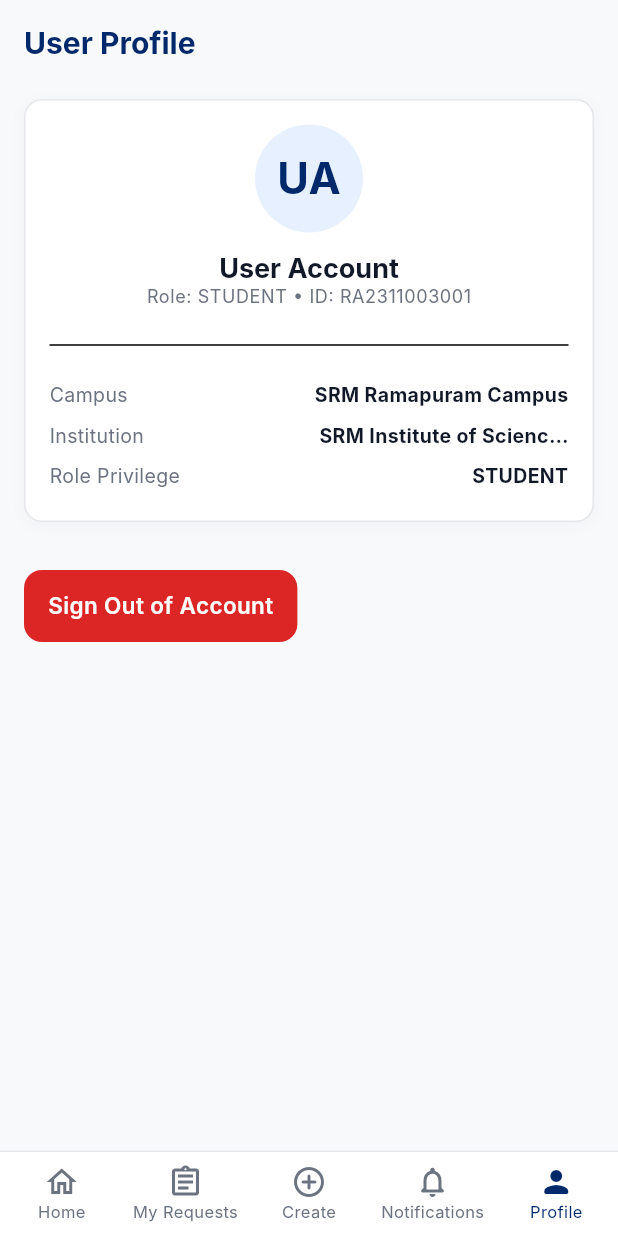
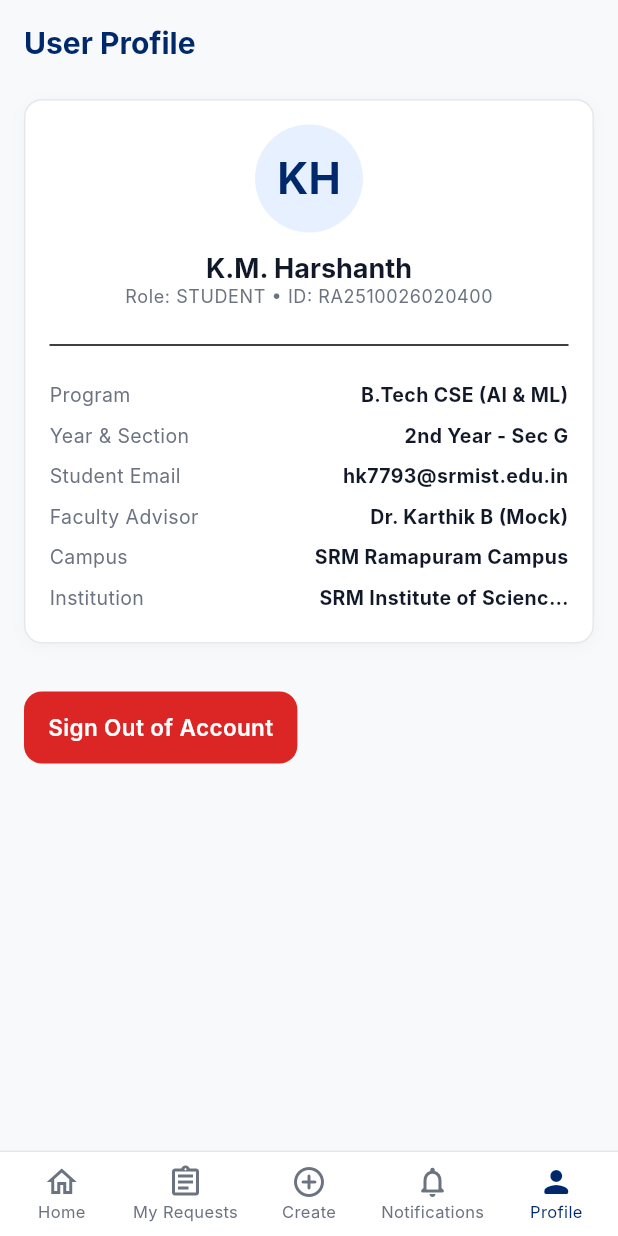
Before and after one commit to Hxrsh-ops/SRM-RMP-OD-APP, a Flutter app: the MainShellDashboardScreen screen opened by its route, item 5 of the bottom bar chosen, on a phone screen of 412 x 824 dp. Run offline on Flutter 3.47's test engine with Material 3 defaults, Android fonts, the phone set to English and light mode, and no system bars; our stand-ins replace dio, equatable, flutter_riverpod, go_router, shared_preferences; accounts and stored records are empty; Roboto replaces fonts that are missing (Inter).

Commit message:
Update demonstration student profile to K.M. Harshanth (RA2510026020400)

```diff
--- a/frontend/lib/features/authentication/data/repositories/mock_authentication_repository.dart
+++ b/frontend/lib/features/authentication/data/repositories/mock_authentication_repository.dart
@@ -1,4 +1,3 @@
-import '../../domain/entities/auth_token.dart';
 import '../../domain/entities/user_session.dart';
 import '../../domain/repositories/authentication_repository.dart';
 import '../datasources/auth_local_datasource.dart';
@@ -22,21 +21,26 @@ class MockAuthenticationRepository implements AuthenticationRepository {
     final trimmedPassword = password.trim();
 
     String role = 'STUDENT';
-    String name = 'Alex Vance';
+    String name = 'K.M. Harshanth';
+    String email = 'hk7793@srmist.edu.in';
 
-    if (trimmedUsername == 'RA2311003001' && trimmedPassword == 'student123') {
+    if (trimmedUsername == 'RA2510026020400' && trimmedPassword == 'student123') {
       role = 'STUDENT';
-      name = 'Alex Vance (Student)';
+      name = 'K.M. Harshanth';
+      email = 'hk7793@srmist.edu.in';
     } else if (trimmedUsername == 'FA1001' && trimmedPassword == 'faculty123') {
       role = 'FACULTY_ADVISOR';
       name = 'Dr. Karthik B (Faculty Advisor)';
+      email = 'karthikb@srmist.edu.in';
     } else if (trimmedUsername == 'CO1001' && trimmedPassword == 'coord123') {
       role = 'COORDINATOR';
       name = 'Prof. Ramesh Kumar (Coordinator)';
+      email = 'rameshk@srmist.edu.in';
     } else if (trimmedPassword.length < 6) {
       throw Exception('Invalid password. Minimum 6 characters required.');
     } else {
       name = 'User $trimmedUsername';
+      email = '$trimmedUsername@srmist.edu.in';
     }
 
     final tokenModel = AuthTokenModel(
@@ -48,7 +52,7 @@ class MockAuthenticationRepository implements AuthenticationRepository {
     final sessionModel = UserSessionModel(
       userId: 'usr_$trimmedUsername',
       username: trimmedUsername,
-      email: '$trimmedUsername@srmist.edu.in',
+      email: email,
       name: name,
       role: role,
       token: tokenModel,
--- a/frontend/lib/features/authentication/presentation/widgets/login_form.dart
+++ b/frontend/lib/features/authentication/presentation/widgets/login_form.dart
@@ -15,7 +15,7 @@ class LoginForm extends ConsumerStatefulWidget {
 
 class _LoginFormState extends ConsumerState<LoginForm> {
   final _formKey = GlobalKey<FormState>();
-  final _usernameController = TextEditingController(text: 'RA2311003001');
+  final _usernameController = TextEditingController(text: 'RA2510026020400');
   final _passwordController = TextEditingController(text: 'student123');
 
   int _selectedRoleIndex = 0; // 0: Student, 1: Faculty Advisor, 2: Coordinator
@@ -24,7 +24,7 @@ class _LoginFormState extends ConsumerState<LoginForm> {
     setState(() {
       _selectedRoleIndex = index;
       if (index == 0) {
-        _usernameController.text = 'RA2311003001';
+        _usernameController.text = 'RA2510026020400';
         _passwordController.text = 'student123';
       } else if (index == 1) {
         _usernameController.text = 'FA1001';
@@ -59,7 +59,7 @@ class _LoginFormState extends ConsumerState<LoginForm> {
     final isAuthenticating = authState.status == AuthStatus.authenticating;
 
     final String labelText = _selectedRoleIndex == 0 ? 'Register Number' : 'Employee ID';
-    final String hintText = _selectedRoleIndex == 0 ? 'RA2311003001' : (_selectedRoleIndex == 1 ? 'FA1001' : 'CO1001');
+    final String hintText = _selectedRoleIndex == 0 ? 'RA2510026020400' : (_selectedRoleIndex == 1 ? 'FA1001' : 'CO1001');
 
     return Form(
       key: _formKey,
--- a/frontend/lib/features/dashboard/presentation/screens/dashboard_screen.dart
+++ b/frontend/lib/features/dashboard/presentation/screens/dashboard_screen.dart
@@ -121,7 +121,7 @@ class _HomeDashboardView extends ConsumerWidget {
                 Row(
                   children: [
                     AppAvatarPlaceholder(
-                      name: session?.name ?? 'Alex Vance',
+                      name: session?.name ?? 'K.M. Harshanth',
                       size: 44,
                     ),
                     const SizedBox(width: AppSpacing.md),
@@ -130,7 +130,7 @@ class _HomeDashboardView extends ConsumerWidget {
                         crossAxisAlignment: CrossAxisAlignment.start,
                         children: [
                           Text(
-                            session?.name ?? 'Alex Vance',
+                            session?.name ?? 'K.M. Harshanth',
                             style: const TextStyle(
                               color: Colors.white,
                               fontSize: 18,
@@ -141,7 +141,7 @@ class _HomeDashboardView extends ConsumerWidget {
                           ),
                           const SizedBox(height: 2),
                           Text(
-                            '${session?.role ?? 'STUDENT'} • ${session?.username ?? 'RA2311003001'}',
+                            '${session?.role ?? 'STUDENT'} • ${session?.username ?? 'RA2510026020400'}',
                             style: const TextStyle(
                               color: AppColors.accentYellow,
                               fontSize: 12,
@@ -315,14 +315,14 @@ class _FacultyDashboardView extends ConsumerWidget {
         children: [
           Row(
             children: [
-              AppAvatarPlaceholder(name: session?.name ?? 'Dr. Karthik B', size: 48),
+              AppAvatarPlaceholder(name: session?.name ?? 'Dr. Karthik B (Mock)', size: 48),
               const SizedBox(width: AppSpacing.md),
               Expanded(
                 child: Column(
                   crossAxisAlignment: CrossAxisAlignment.start,
                   children: [
                     Text(
-                      session?.name ?? 'Dr. Karthik B',
+                      session?.name ?? 'Dr. Karthik B (Mock)',
                       style: theme.textTheme.titleLarge?.copyWith(fontWeight: FontWeight.bold),
                       maxLines: 1,
                       overflow: TextOverflow.ellipsis,
@@ -531,7 +531,7 @@ class _CreateOdRequestFlowViewState extends ConsumerState<_CreateOdRequestFlowVi
           fileType: 'pdf',
           sizeBytes: 1024 * 380,
           fileUrl: 'https://example.com/doc.pdf',
-          uploadedBy: 'Alex Vance',
+          uploadedBy: 'K.M. Harshanth',
           uploadedAt: now,
         ),
       );
@@ -609,7 +609,6 @@ class _CreateOdRequestFlowViewState extends ConsumerState<_CreateOdRequestFlowVi
                 child: RadioListTile<String>(
                   title: Text(reason, style: TextStyle(fontWeight: isSelected ? FontWeight.bold : FontWeight.w500)),
                   value: reason,
-                  // Ignore deprecated warning explicitly as per standard
                   // ignore: deprecated_member_use
                   groupValue: _selectedReason,
                   activeColor: AppColors.primaryBlue,
@@ -645,7 +644,7 @@ class _CreateOdRequestFlowViewState extends ConsumerState<_CreateOdRequestFlowVi
               ],
             ),
           ]
-          // STEP 3: DETAILS (FIXED OVERFLOW BY 26 PIXELS)
+          // STEP 3: DETAILS
           else if (_currentStep == 3) ...[
             const AppSectionHeader(
               title: 'Step 3: Event Details',
@@ -772,7 +771,7 @@ class _CreateOdRequestFlowViewState extends ConsumerState<_CreateOdRequestFlowVi
             // Automatic Faculty Advisor Assignment Box
             const AppInfoCard(
               title: 'Assigned Faculty Advisor (Automatic)',
-              description: 'Dr. Karthik B (FA1001) - Class Counselor',
+              description: 'Dr. Karthik B (Mock) - Class Counselor',
               icon: Icons.assignment_ind_outlined,
             ),
 
@@ -786,9 +785,9 @@ class _CreateOdRequestFlowViewState extends ConsumerState<_CreateOdRequestFlowVi
                     label: 'Submit Request',
                     onPressed: () {
                       ref.read(workflowControllerProvider.notifier).submitRequest(
-                            studentId: session?.username ?? 'RA2311003001',
-                            studentName: session?.name ?? 'Alex Vance',
-                            registerNumber: session?.username ?? 'RA2311003001',
+                            studentId: session?.username ?? 'RA2510026020400',
+                            studentName: session?.name ?? 'K.M. Harshanth',
+                            registerNumber: session?.username ?? 'RA2510026020400',
                             reason: _selectedReason,
                             startDate: DateTime.now(),
                             endDate: DateTime.now().add(const Duration(days: 2)),
@@ -800,7 +799,7 @@ class _CreateOdRequestFlowViewState extends ConsumerState<_CreateOdRequestFlowVi
                             attachments: _attachments,
                           );
                       ScaffoldMessenger.of(context).showSnackBar(
-                        const SnackBar(content: Text('OD Request submitted successfully! Assigned to Dr. Karthik B.')),
+                        const SnackBar(content: Text('OD Request submitted successfully! Assigned to Dr. Karthik B (Mock).')),
                       );
                       setState(() {
                         _currentStep = 1;
@@ -1008,6 +1007,7 @@ class _ProfileView extends ConsumerWidget {
   Widget build(BuildContext context, WidgetRef ref) {
     final theme = Theme.of(context);
     final session = ref.watch(authControllerProvider).session;
+    final isStudent = (session?.role ?? 'STUDENT') == 'STUDENT';
 
     return SingleChildScrollView(
       padding: const EdgeInsets.all(AppSpacing.lg),
@@ -1026,11 +1026,16 @@ class _ProfileView extends ConsumerWidget {
           AppCard(
             child: Column(
               children: [
-                AppAvatarPlaceholder(name: session?.name ?? 'User Account', size: 72),
+                AppAvatarPlaceholder(name: session?.name ?? 'K.M. Harshanth', size: 72),
                 const SizedBox(height: AppSpacing.md),
-                Text(session?.name ?? 'User Account', style: theme.textTheme.titleLarge?.copyWith(fontWeight: FontWeight.bold), maxLines: 1, overflow: TextOverflow.ellipsis),
                 Text(
-                  'Role: ${session?.role ?? 'STUDENT'} • ID: ${session?.username ?? 'RA2311003001'}',
+                  session?.name ?? 'K.M. Harshanth',
+                  style: theme.textTheme.titleLarge?.copyWith(fontWeight: FontWeight.bold),
+                  maxLines: 1,
+                  overflow: TextOverflow.ellipsis,
+                ),
+                Text(
+                  'Role: ${session?.role ?? 'STUDENT'} • ID: ${session?.username ?? 'RA2510026020400'}',
                   style: theme.textTheme.bodySmall?.copyWith(color: AppColors.textSecondary),
                   maxLines: 1,
                   overflow: TextOverflow.ellipsis,
@@ -1038,9 +1043,18 @@ class _ProfileView extends ConsumerWidget {
                 const SizedBox(height: AppSpacing.lg),
                 const Divider(),
                 const SizedBox(height: AppSpacing.md),
-                const _ProfileDetailRow(label: 'Campus', value: 'SRM Ramapuram Campus'),
-                const _ProfileDetailRow(label: 'Institution', value: 'SRM Institute of Science & Tech'),
-                _ProfileDetailRow(label: 'Role Privilege', value: session?.role ?? 'STUDENT'),
+                if (isStudent) ...[
+                  const _ProfileDetailRow(label: 'Program', value: 'B.Tech CSE (AI & ML)'),
+                  const _ProfileDetailRow(label: 'Year & Section', value: '2nd Year - Sec G'),
+                  _ProfileDetailRow(label: 'Student Email', value: session?.email ?? 'hk7793@srmist.edu.in'),
+                  const _ProfileDetailRow(label: 'Faculty Advisor', value: 'Dr. Karthik B (Mock)'),
+                  const _ProfileDetailRow(label: 'Campus', value: 'SRM Ramapuram Campus'),
+                  const _ProfileDetailRow(label: 'Institution', value: 'SRM Institute of Science & Tech'),
+                ] else ...[
+                  const _ProfileDetailRow(label: 'Campus', value: 'SRM Ramapuram Campus'),
+                  const _ProfileDetailRow(label: 'Institution', value: 'SRM Institute of Science & Tech'),
+                  _ProfileDetailRow(label: 'Role Privilege', value: session?.role ?? 'STUDENT'),
+                ],
               ],
             ),
           ),
--- a/frontend/lib/features/od_workflow/data/repositories/mock_workflow_repository.dart
+++ b/frontend/lib/features/od_workflow/data/repositories/mock_workflow_repository.dart
@@ -27,9 +27,9 @@ class MockWorkflowRepository implements WorkflowRepository {
 
     final req1 = OdRequest(
       id: 'OD-2026-001',
-      studentId: 'RA2311003001',
-      studentName: 'Alex Vance',
-      registerNumber: 'RA2311003001',
+      studentId: 'RA2510026020400',
+      studentName: 'K.M. Harshanth',
+      registerNumber: 'RA2510026020400',
       reason: 'Hackathon / Competition',
       startDate: now.subtract(const Duration(days: 2)),
       endDate: now.add(const Duration(days: 1)),
@@ -39,7 +39,7 @@ class MockWorkflowRepository implements WorkflowRepository {
       organizer: 'Department of CSE & AI Club',
       additionalNotes: 'Team Leader for Antigravity Hackers',
       facultyAdvisorId: 'FA1001',
-      facultyAdvisorName: 'Dr. Karthik B (Faculty Advisor)',
+      facultyAdvisorName: 'Dr. Karthik B (Mock)',
       status: OdStatus.pendingFaculty,
       attachments: [
         AttachmentItem(
@@ -48,7 +48,7 @@ class MockWorkflowRepository implements WorkflowRepository {
           fileType: 'pdf',
           sizeBytes: 1024 * 450,
           fileUrl: 'https://example.com/att1.pdf',
-          uploadedBy: 'Alex Vance',
+          uploadedBy: 'K.M. Harshanth',
           uploadedAt: now.subtract(const Duration(days: 2)),
         ),
       ],
@@ -56,7 +56,7 @@ class MockWorkflowRepository implements WorkflowRepository {
         TimelineStep(
           id: 'TS-1',
           title: 'Request Submitted',
-          actorName: 'Alex Vance',
+          actorName: 'K.M. Harshanth',
           actorRole: 'Student',
           status: OdStatus.submitted,
           timestamp: now.subtract(const Duration(days: 2)),
@@ -65,7 +65,7 @@ class MockWorkflowRepository implements WorkflowRepository {
         TimelineStep(
           id: 'TS-2',
           title: 'Assigned to Faculty Advisor',
-          actorName: 'Dr. Karthik B',
+          actorName: 'Dr. Karthik B (Mock)',
           actorRole: 'Faculty Advisor',
           status: OdStatus.pendingFaculty,
           timestamp: now.subtract(const Duration(days: 2)),
@@ -78,9 +78,9 @@ class MockWorkflowRepository implements WorkflowRepository {
 
     final req2 = OdRequest(
       id: 'OD-2026-002',
-      studentId: 'RA2311003001',
-      studentName: 'Alex Vance',
-      registerNumber: 'RA2311003001',
+      studentId: 'RA2510026020400',
+      studentName: 'K.M. Harshanth',
+      registerNumber: 'RA2510026020400',
       reason: 'Sports Event',
       startDate: now.add(const Duration(days: 5)),
       endDate: now.add(const Duration(days: 6)),
@@ -90,14 +90,14 @@ class MockWorkflowRepository implements WorkflowRepository {
       organizer: 'SRM Sports Council',
       additionalNotes: 'Selected for University Varsity Team',
       facultyAdvisorId: 'FA1001',
-      facultyAdvisorName: 'Dr. Karthik B (Faculty Advisor)',
+      facultyAdvisorName: 'Dr. Karthik B (Mock)',
       status: OdStatus.pendingCoordinator,
       attachments: [],
       timeline: [
         TimelineStep(
           id: 'TS-3',
           title: 'Request Submitted',
-          actorName: 'Alex Vance',
+          actorName: 'K.M. Harshanth',
           actorRole: 'Student',
           status: OdStatus.submitted,
           timestamp: now.subtract(const Duration(days: 4)),
@@ -105,7 +105,7 @@ class MockWorkflowRepository implements WorkflowRepository {
         TimelineStep(
           id: 'TS-4',
           title: 'Faculty Approved',
-          actorName: 'Dr. Karthik B',
+          actorName: 'Dr. Karthik B (Mock)',
           actorRole: 'Faculty Advisor',
           status: OdStatus.facultyApproved,
           timestamp: now.subtract(const Duration(days: 1)),
@@ -123,7 +123,7 @@ class MockWorkflowRepository implements WorkflowRepository {
       comments: [
         CommentItem(
           id: 'C-1',
-          authorName: 'Dr. Karthik B',
+          authorName: 'Dr. Karthik B (Mock)',
           authorRole: 'Faculty Advisor',
           text: 'Approved. Attendance requirements verified.',
           timestamp: now.subtract(const Duration(days: 1)),
@@ -137,7 +137,7 @@ class MockWorkflowRepository implements WorkflowRepository {
     _notifications.addAll([
       NotificationItem(
         id: 'N-1',
-        recipientId: 'RA2311003001',
+        recipientId: 'RA2510026020400',
         title: 'OD Request Created',
         message: 'Your OD request for National AI Hackathon 2026 has been submitted.',
         timestamp: now.subtract(const Duration(days: 2)),
@@ -147,7 +147,7 @@ class MockWorkflowRepository implements WorkflowRepository {
         id: 'N-2',
         recipientId: 'FA1001',
         title: 'New OD Request Assigned',
-        message: 'Student Alex Vance submitted OD request OD-2026-001 for your approval.',
+        message: 'Student K.M. Harshanth submitted OD request OD-2026-001 for your approval.',
         timestamp: now.subtract(const Duration(days: 2)),
         requestId: 'OD-2026-001',
       ),
@@ -155,7 +155,7 @@ class MockWorkflowRepository implements WorkflowRepository {
         id: 'N-3',
         recipientId: 'CO1001',
         title: 'Faculty Approved OD Request',
-        message: 'Dr. Karthik B approved OD-2026-002. Awaiting final coordinator sign-off.',
+        message: 'Dr. Karthik B (Mock) approved OD-2026-002. Awaiting final coordinator sign-off.',
         timestamp: now.subtract(const Duration(days: 1)),
         requestId: 'OD-2026-002',
       ),
@@ -219,7 +219,7 @@ class MockWorkflowRepository implements WorkflowRepository {
       organizer: organizer,
       additionalNotes: additionalNotes,
       facultyAdvisorId: 'FA1001',
-      facultyAdvisorName: 'Dr. Karthik B (Faculty Advisor)',
+      facultyAdvisorName: 'Dr. Karthik B (Mock)',
       status: OdStatus.pendingFaculty,
       attachments: attachments ?? [],
       timeline: [
@@ -235,7 +235,7 @@ class MockWorkflowRepository implements WorkflowRepository {
         TimelineStep(
           id: 'TS-${now.millisecondsSinceEpoch}-2',
           title: 'Assigned to Faculty Advisor',
-          actorName: 'Dr. Karthik B',
+          actorName: 'Dr. Karthik B (Mock)',
           actorRole: 'Faculty Advisor',
           status: OdStatus.pendingFaculty,
           timestamp: now,
@@ -433,7 +433,7 @@ class MockWorkflowRepository implements WorkflowRepository {
   @override
   Future<List<NotificationItem>> getNotifications(String recipientId) async {
     await Future.delayed(const Duration(milliseconds: 100));
-    return _notifications.where((n) => n.recipientId == recipientId || n.recipientId == 'RA2311003001').toList();
+    return _notifications.where((n) => n.recipientId == recipientId || n.recipientId == 'RA2510026020400').toList();
   }
 
   @override
--- a/frontend/lib/features/od_workflow/presentation/controllers/workflow_controller.dart
+++ b/frontend/lib/features/od_workflow/presentation/controllers/workflow_controller.dart
@@ -48,7 +48,7 @@ class WorkflowController extends StateNotifier<WorkflowState> {
     state = state.copyWith(isLoading: true, errorMessage: null);
     try {
       final requests = await _repository.getAllRequests();
-      final notifications = await _repository.getNotifications('RA2311003001');
+      final notifications = await _repository.getNotifications('RA2510026020400');
       state = state.copyWith(
         requests: requests,
         notifications: notifications,
```
Also changed, not shown: 1 other file.
